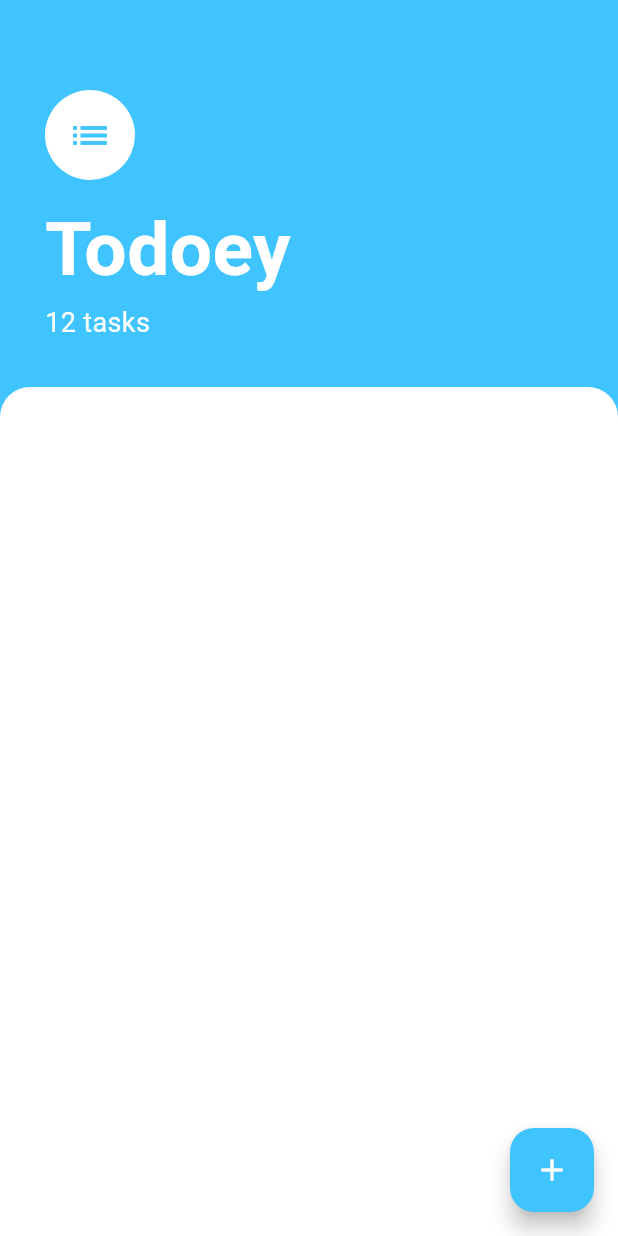
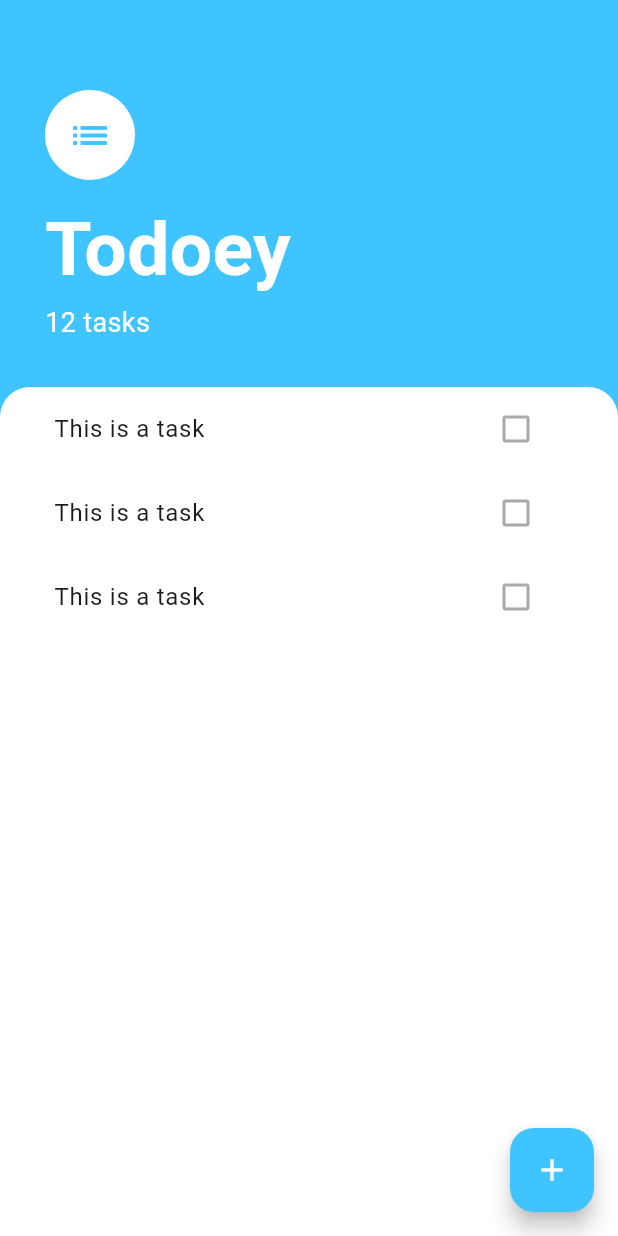
Before and after one commit to Eka1984/todoey-flutter, a Flutter app: the screen it shows after launch, on a phone screen of 412 x 824 dp. Run offline on Flutter 3.47's test engine with Material 3 defaults, Android fonts, the phone set to English and light mode, and no system bars.

Commit message:
add listview and listtile

```diff
--- a/lib/screens/tasks_screen.dart
+++ b/lib/screens/tasks_screen.dart
@@ -1,4 +1,6 @@
 import 'package:flutter/material.dart';
+
+import '../widgets/tasks_list.dart';
 
 class TasksScreen extends StatelessWidget {
   const TasksScreen({super.key});
@@ -9,7 +11,7 @@ class TasksScreen extends StatelessWidget {
       backgroundColor: Colors.lightBlueAccent,
       floatingActionButton: FloatingActionButton(
         backgroundColor: Colors.lightBlueAccent,
-        child: Icon(
+        child: const Icon(
             Icons.add,
           color: Colors.white,
         ),
@@ -21,8 +23,8 @@ class TasksScreen extends StatelessWidget {
         crossAxisAlignment: CrossAxisAlignment.start,
         children: [
           Container(
-            padding: EdgeInsets.only(top: 60.0, left: 30.0, right: 30.0, bottom: 30.0),
-            child: Column(
+            padding: const EdgeInsets.only(top: 60.0, left: 30.0, right: 30.0, bottom: 30.0),
+            child: const Column(
               crossAxisAlignment: CrossAxisAlignment.start,
               children: [
                 CircleAvatar(
@@ -55,10 +57,12 @@ class TasksScreen extends StatelessWidget {
           ),
           Expanded(
             child: Container(
-              decoration: BoxDecoration(
+              padding: EdgeInsets.symmetric(horizontal: 20.0),
+              decoration: const BoxDecoration(
                 color: Colors.white,
                 borderRadius: BorderRadius.only(topLeft: Radius.circular(20.0), topRight: Radius.circular(20.0)),
               ),
+              child: TasksList(),
             ),
           ),
         ],
--- /dev/null
+++ b/lib/widgets/task_tile.dart
@@ -0,0 +1,15 @@
+import 'package:flutter/material.dart';
+
+class TaskTile extends StatelessWidget {
+
+  @override
+  Widget build(BuildContext context) {
+    return ListTile(
+      title: Text('This is a task'),
+      trailing: Checkbox(
+        value: false,
+        onChanged: null,
+      ),
+    );
+  }
+}
--- /dev/null
+++ b/lib/widgets/tasks_list.dart
@@ -0,0 +1,17 @@
+import 'package:flutter/material.dart';
+import 'package:todoey_flutter/widgets/task_tile.dart';
+
+
+class TasksList extends StatelessWidget {
+
+  @override
+  Widget build(BuildContext context) {
+    return ListView(
+      children: [
+        TaskTile(),
+        TaskTile(),
+        TaskTile(),
+      ],
+    );
+  }
+}
```
